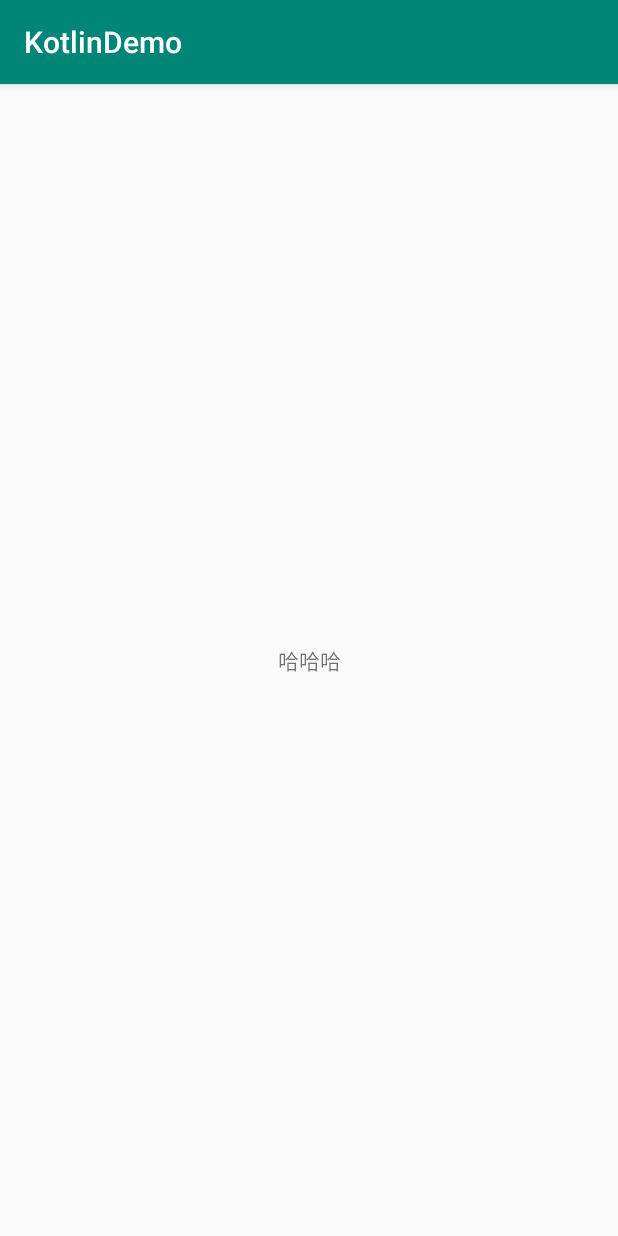
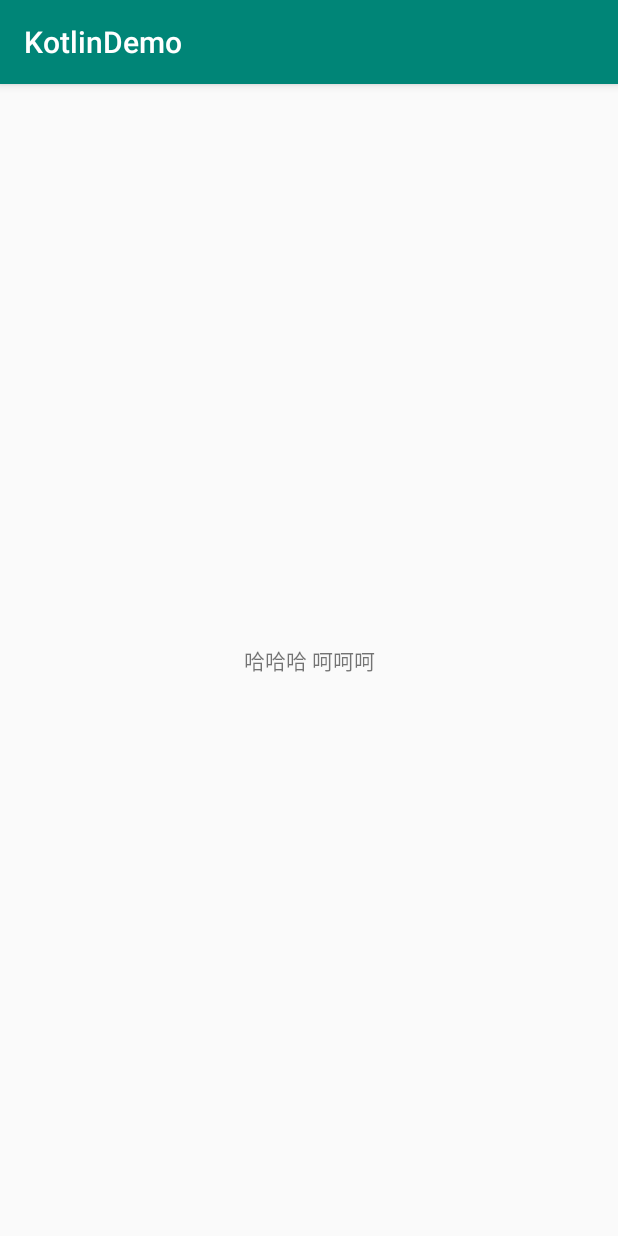
Before and after one commit to kimi007117/KotlinDemo, an Android app: the screen it shows after launch (MainActivity), on a phone screen of 412 x 824 dp. Run offline under Robolectric (Android 15) with nearby library versions, the phone set to English and light mode, and no system bars.

Commit message:
修改kotlin的包结构

```diff
--- a/app/build.gradle
+++ b/app/build.gradle
@@ -20,6 +20,10 @@ android {
             proguardFiles getDefaultProguardFile('proguard-android-optimize.txt'), 'proguard-rules.pro'
         }
     }
+    // 配置一个路径专门存放kotlin文件
+    sourceSets {
+        main.java.srcDirs += 'src/main/kotlin'
+    }
     compileOptions {
         sourceCompatibility JavaVersion.VERSION_1_8
         targetCompatibility JavaVersion.VERSION_1_8
--- a/app/src/main/AndroidManifest.xml
+++ b/app/src/main/AndroidManifest.xml
@@ -9,11 +9,13 @@
         android:roundIcon="@mipmap/ic_launcher_round"
         android:supportsRtl="true"
         android:theme="@style/AppTheme">
-        <activity android:name=".MainActivity">
+        <activity android:name="com.example.kotlin.MainActivity">
             <intent-filter>
                 <action android:name="android.intent.action.MAIN" />
 
                 <category android:name="android.intent.category.LAUNCHER" />
+
+                <action android:name="android.intent.action.VIEW" />
             </intent-filter>
         </activity>
     </application>
--- a/app/src/main/java/com/example/kotlindemo/MainActivity.kt
+++ b/app/src/main/kotlin/com/example/kotlin/MainActivity.kt
@@ -1,7 +1,8 @@
-package com.example.kotlindemo
+package com.example.kotlin
 
 import android.support.v7.app.AppCompatActivity
 import android.os.Bundle
+import com.example.kotlindemo.R
 import kotlinx.android.synthetic.main.activity_main.*
 
 class MainActivity : AppCompatActivity() {
@@ -13,6 +14,6 @@ class MainActivity : AppCompatActivity() {
     }
 
     private fun getText(): String {
-        return "哈哈哈"
+        return "哈哈哈 呵呵呵"
     }
 }
--- a/app/src/main/res/layout/activity_main.xml
+++ b/app/src/main/res/layout/activity_main.xml
@@ -4,7 +4,7 @@
                                              xmlns:tools="http://schemas.android.com/tools"
                                              android:layout_width="match_parent"
                                              android:layout_height="match_parent"
-                                             tools:context=".MainActivity">
+                                             tools:context="com.example.kotlin.MainActivity">
 
     <TextView
             android:id="@+id/text_main"
```
Also changed, not shown: app/src/main/java/com/example/kotlindemo/Utils.java (added, +7 -0 lines).
